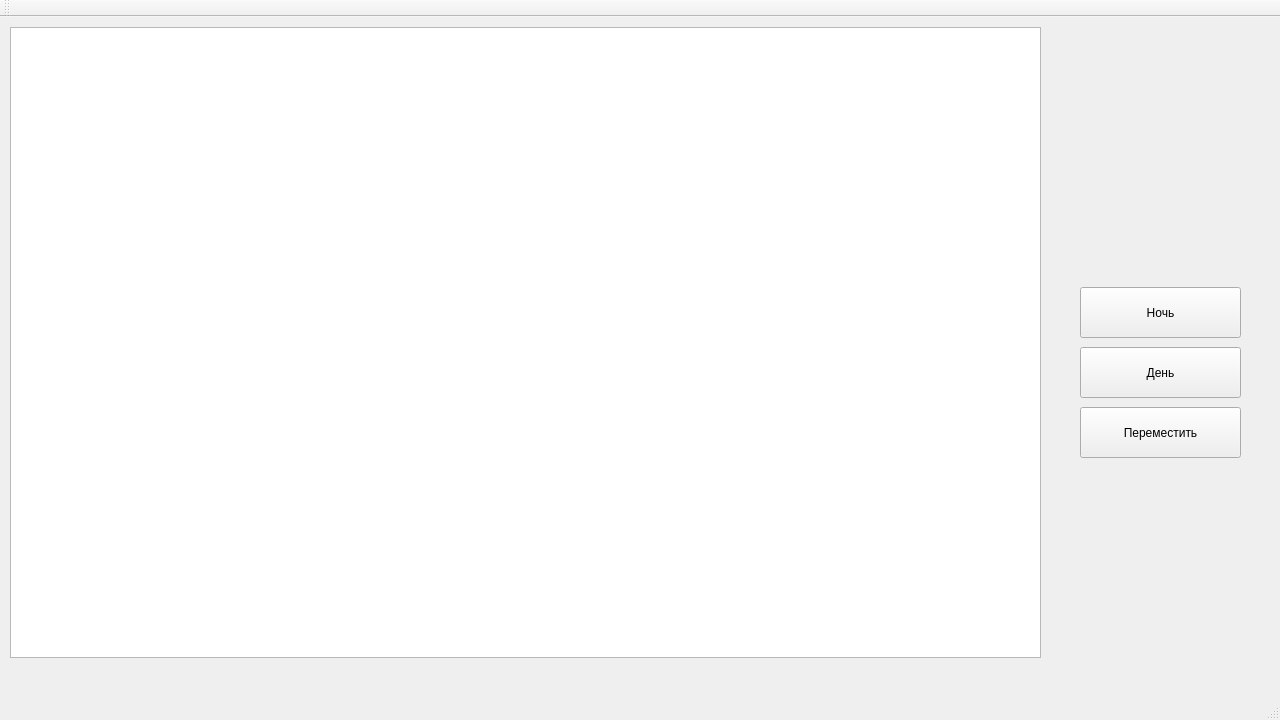
Before: the Qt Designer form RainSimulator/mainwindow.ui in marchenko-vs/ics7-cg-cp, drawn with Qt 5.
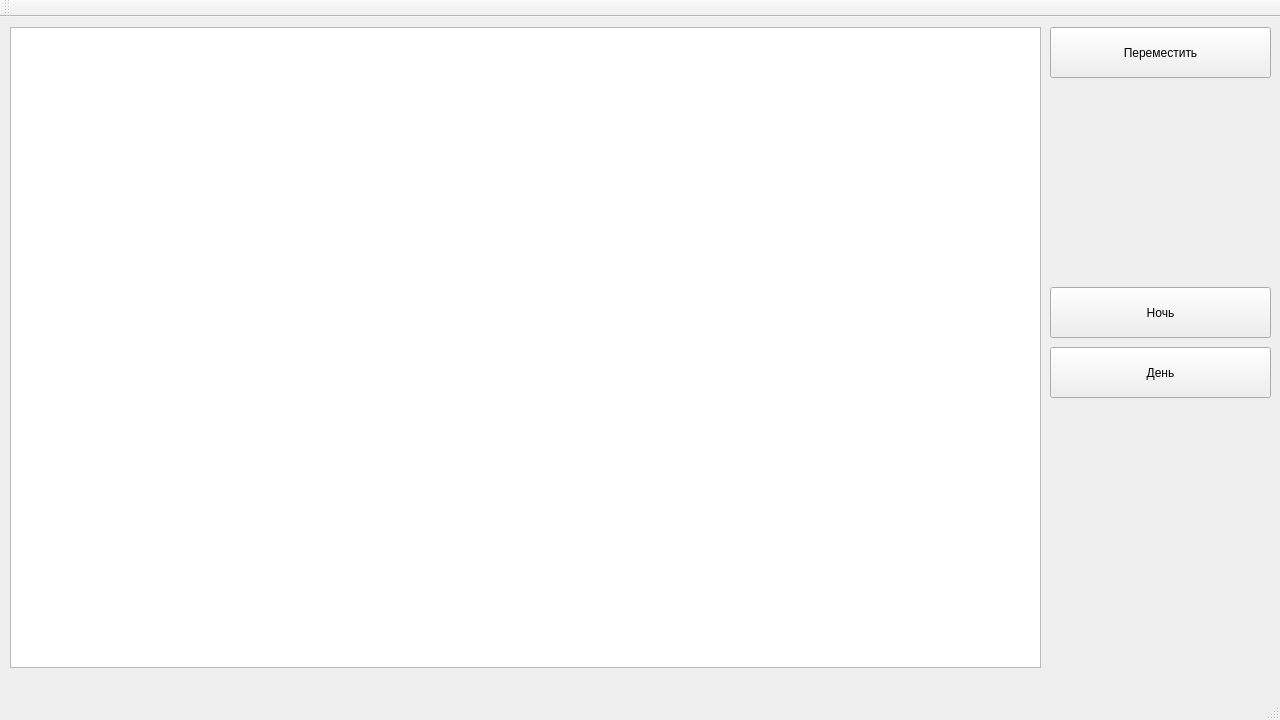
After: the same form once the commit is applied.

Diff of the .ui file:
```diff
--- a/RainSimulator/mainwindow.ui
+++ b/RainSimulator/mainwindow.ui
@@ -10,12 +10,24 @@
     <height>720</height>
    </rect>
   </property>
+  <property name="sizePolicy">
+   <sizepolicy hsizetype="Preferred" vsizetype="Preferred">
+    <horstretch>0</horstretch>
+    <verstretch>0</verstretch>
+   </sizepolicy>
+  </property>
   <property name="minimumSize">
    <size>
     <width>1280</width>
     <height>720</height>
    </size>
   </property>
+  <property name="maximumSize">
+   <size>
+    <width>1280</width>
+    <height>720</height>
+   </size>
+  </property>
   <property name="windowTitle">
    <string>MainWindow</string>
   </property>
@@ -26,16 +38,16 @@
       <x>10</x>
       <y>10</y>
       <width>1031</width>
-      <height>631</height>
+      <height>641</height>
      </rect>
     </property>
    </widget>
    <widget class="QPushButton" name="pushButton">
     <property name="geometry">
      <rect>
-      <x>1080</x>
-      <y>390</y>
-      <width>161</width>
+      <x>1050</x>
+      <y>10</y>
+      <width>221</width>
       <height>51</height>
      </rect>
     </property>
@@ -46,9 +58,9 @@
    <widget class="QPushButton" name="pushButton_2">
     <property name="geometry">
      <rect>
-      <x>1080</x>
+      <x>1050</x>
       <y>330</y>
-      <width>161</width>
+      <width>221</width>
       <height>51</height>
      </rect>
     </property>
@@ -59,9 +71,9 @@
    <widget class="QPushButton" name="pushButton_3">
     <property name="geometry">
      <rect>
-      <x>1080</x>
+      <x>1050</x>
       <y>270</y>
-      <width>161</width>
+      <width>221</width>
       <height>51</height>
      </rect>
     </property>
```
Left out of the diff: 2 changed lines with no effect on the pictures.
